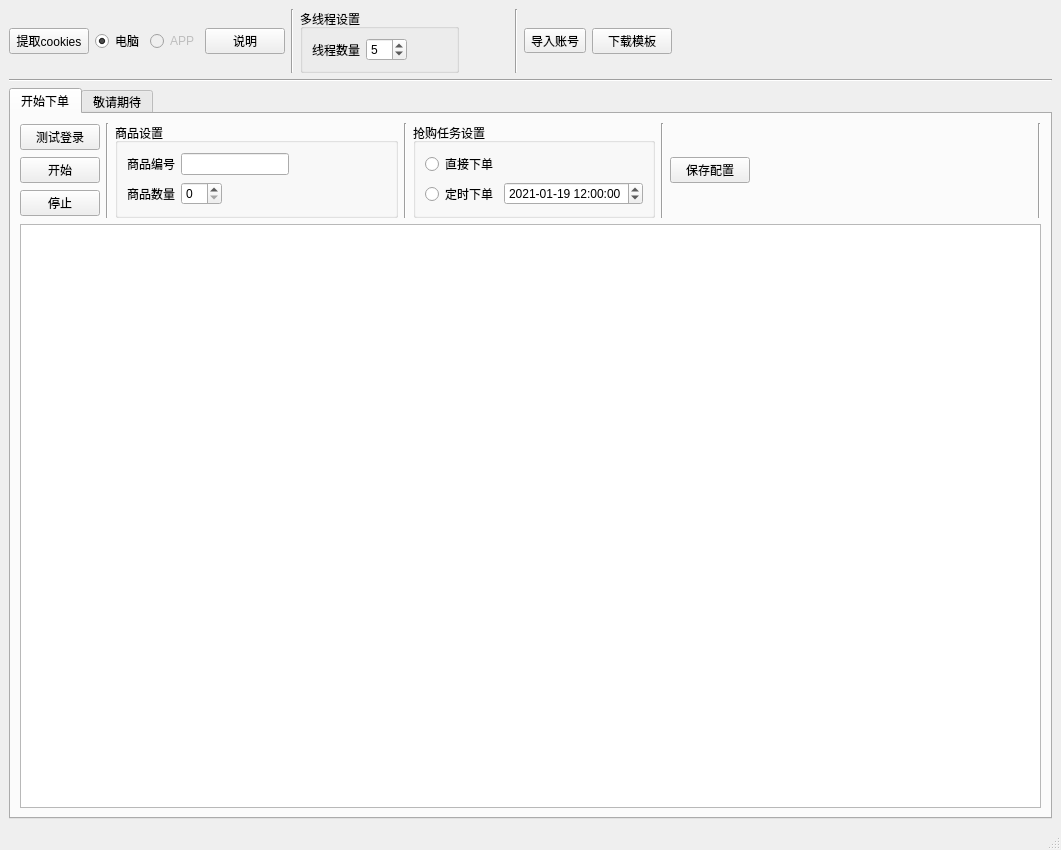
The window that jd_main_ui.ui (a516833759/jd_seckill) describes before a commit, drawn with Qt 5.
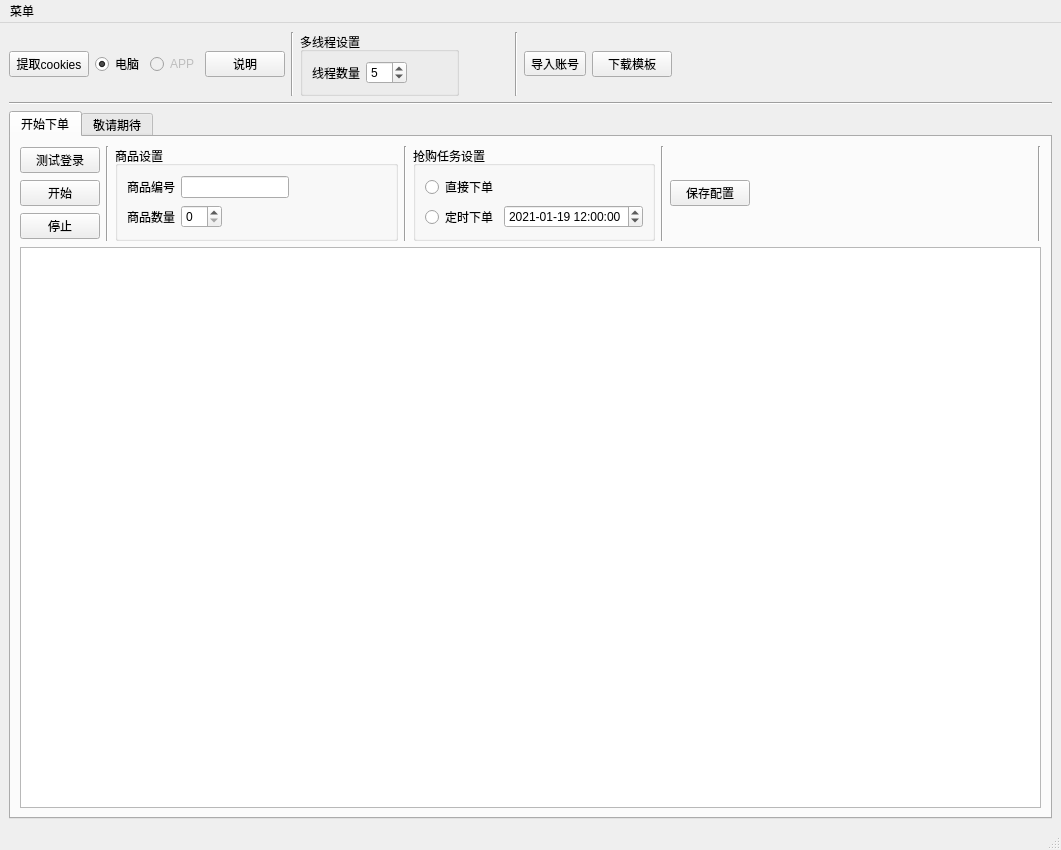
The same window after the commit.

```diff
--- a/jd_main_ui.ui
+++ b/jd_main_ui.ui
@@ -405,9 +405,16 @@
      <x>0</x>
      <y>0</y>
      <width>1061</width>
-     <height>24</height>
+     <height>26</height>
     </rect>
    </property>
+   <widget class="QMenu" name="menu">
+    <property name="title">
+     <string>菜单</string>
+    </property>
+    <addaction name="action"/>
+   </widget>
+   <addaction name="menu"/>
   </widget>
   <widget class="QStatusBar" name="statusbar"/>
  </widget>
```
Left out of the diff: 5 changed lines with no effect on the pictures.
